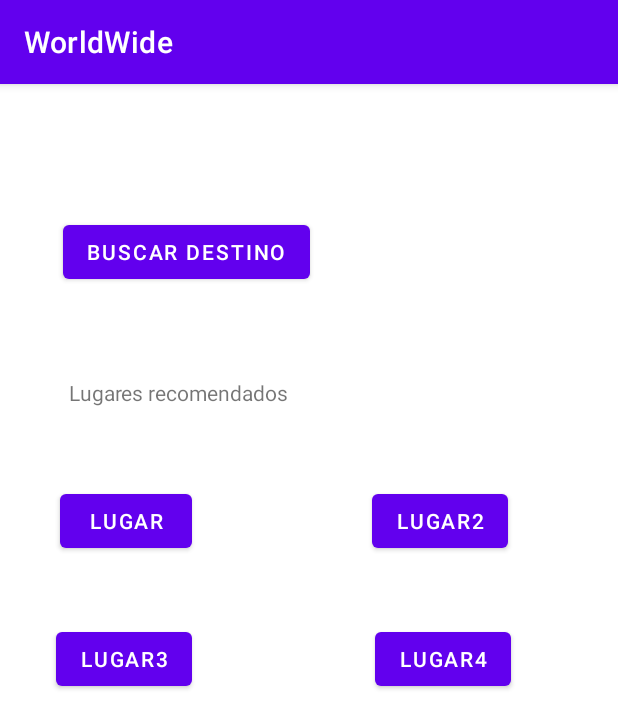
After one commit to eyderSepulveda/WorldWide, an Android app: the HomeActivity screen opened directly, with no data from a screen before it, on a phone screen of 412 x 824 dp. The commit adds this screen. Shown: the top 728 px of the screen. Run offline under Robolectric (Android 15) with nearby library versions, the phone set to English and light mode, and no system bars.

Commit message:
Integración Firebase Authentication para usuarios con correo electrónico y ontraseña, creación activity login y registro

```diff
--- a/app/build.gradle
+++ b/app/build.gradle
@@ -29,7 +29,8 @@ android {
 }
 
 dependencies {
-
+    implementation platform('com.google.firebase:firebase-bom:29.3.0')//Implem para autenticar con usuario y contraseña
+    implementation 'com.google.firebase:firebase-auth' //Implem para autenticar con usuario y contraseña
     implementation 'androidx.appcompat:appcompat:1.4.1'
     implementation 'com.google.android.material:material:1.5.0'
     implementation 'androidx.constraintlayout:constraintlayout:2.1.3'
--- /dev/null
+++ b/app/src/main/java/com/eyder/worldwide/vistas/HomeActivity.java
@@ -0,0 +1,32 @@
+package com.eyder.worldwide.vistas;
+
+import androidx.appcompat.app.AppCompatActivity;
+
+import android.content.Intent;
+import android.os.Bundle;
+import android.view.View;
+import android.widget.Button;
+
+import com.eyder.worldwide.R;
+
+public class HomeActivity extends AppCompatActivity {
+
+    Button buscarDestino;
+
+
+    @Override
+    protected void onCreate(Bundle savedInstanceState) {
+        super.onCreate(savedInstanceState);
+        setContentView(R.layout.activity_home);
+
+        buscarDestino = findViewById(R.id.btnBuscarDestino);
+
+        buscarDestino.setOnClickListener(view -> irContinente());
+    }
+
+    private void irContinente(){
+        Intent i = new Intent(this, ContinenteActivity.class);
+        startActivity(i);
+    }
+
+}
--- /dev/null
+++ b/app/src/main/res/layout/activity_home.xml
@@ -0,0 +1,76 @@
+<?xml version="1.0" encoding="utf-8"?>
+<androidx.constraintlayout.widget.ConstraintLayout xmlns:android="http://schemas.android.com/apk/res/android"
+    xmlns:app="http://schemas.android.com/apk/res-auto"
+    xmlns:tools="http://schemas.android.com/tools"
+    android:layout_width="match_parent"
+    android:layout_height="match_parent"
+    tools:context=".vistas.HomeActivity">
+
+    <Button
+        android:id="@+id/btnBuscarDestino"
+        android:layout_width="wrap_content"
+        android:layout_height="wrap_content"
+        android:text="@string/buttonBuscarDestino"
+        app:layout_constraintBottom_toBottomOf="parent"
+        app:layout_constraintEnd_toEndOf="parent"
+        app:layout_constraintHorizontal_bias="0.17"
+        app:layout_constraintStart_toStartOf="parent"
+        app:layout_constraintTop_toTopOf="parent"
+        app:layout_constraintVertical_bias="0.122" />
+
+    <TextView
+        android:id="@+id/textViewRecomendado"
+        android:layout_width="wrap_content"
+        android:layout_height="wrap_content"
+        android:layout_marginStart="4dp"
+        android:layout_marginTop="60dp"
+        android:text="@string/LugarRecomendado"
+        app:layout_constraintStart_toStartOf="@+id/btnBuscarDestino"
+        app:layout_constraintTop_toBottomOf="@+id/btnBuscarDestino" />
+
+    <Button
+        android:id="@+id/btnRecomendado1"
+        android:layout_width="wrap_content"
+        android:layout_height="wrap_content"
+        android:layout_marginStart="40dp"
+        android:layout_marginTop="52dp"
+        android:text="@string/btnRecomendar1"
+        app:layout_constraintStart_toStartOf="parent"
+        app:layout_constraintTop_toBottomOf="@+id/textViewRecomendado"
+        tools:ignore="DuplicateSpeakableTextCheck" />
+
+    <Button
+        android:id="@+id/btnRecomendado2"
+        android:layout_width="wrap_content"
+        android:layout_height="wrap_content"
+        android:layout_marginStart="120dp"
+        android:text="@string/btnRecomendar2"
+        app:layout_constraintBottom_toBottomOf="@+id/btnRecomendado1"
+        app:layout_constraintEnd_toEndOf="parent"
+        app:layout_constraintHorizontal_bias="0.0"
+        app:layout_constraintStart_toEndOf="@+id/btnRecomendado1" />
+
+    <Button
+        android:id="@+id/btnRecomendado3"
+        android:layout_width="wrap_content"
+        android:layout_height="wrap_content"
+        android:layout_marginStart="52dp"
+        android:layout_marginTop="44dp"
+        android:text="@string/btnRecomendar3"
+        app:layout_constraintEnd_toEndOf="@+id/btnRecomendado1"
+        app:layout_constraintHorizontal_bias="1.0"
+        app:layout_constraintStart_toStartOf="parent"
+        app:layout_constraintTop_toBottomOf="@+id/btnRecomendado1" />
+
+    <Button
+        android:id="@+id/btnRecomendado4"
+        android:layout_width="wrap_content"
+        android:layout_height="wrap_content"
+        android:layout_marginStart="124dp"
+        android:text="@string/btnRecomendar4"
+        app:layout_constraintBottom_toBottomOf="@+id/btnRecomendado3"
+        app:layout_constraintEnd_toEndOf="@+id/btnRecomendado2"
+        app:layout_constraintStart_toEndOf="@+id/btnRecomendado3" />
+
+
+</androidx.constraintlayout.widget.ConstraintLayout>
--- a/app/src/main/res/values/strings.xml
+++ b/app/src/main/res/values/strings.xml
@@ -1,3 +1,27 @@
 <resources>
     <string name="app_name">WorldWide</string>
+    <string name="IniciarSesion">Inicia sesión o registrate</string>
+    <string name="Registrarse">Registrarse</string>
+    <string name="btnIniciarSesion">Iniciar Sesión</string>
+    <string name="btnIniciarGoogle">Google</string>
+    <string name="correoElectronico">Correo electronico</string>
+    <string name="btnRegistro">Registrarse</string>
+    <string name="usuario">Usuario</string>
+    <string name="contrasenia">Contraseña</string>
+    <string name="buttonRegistrar">Registrarse</string>
+    <string name="buttonBuscarDestino">Buscar destino</string>
+    <string name="LugarRecomendado">Lugares recomendados</string>
+    <string name="btnRecomendar1">Lugar</string>
+    <string name="btnRecomendar2">Lugar2</string>
+    <string name="btnRecomendar3">Lugar3</string>
+    <string name="btnRecomendar4">Lugar4</string>
+    <string name="textEligeContinente">Elige el continente:</string>
+    <string name="btnRegistrarse">Registrarse</string>
+    <string name="buttonAfrica">África</string>
+    <string name="buttonAmerica">América</string>
+    <string name="buttonAsia">Asia</string>
+    <string name="buttonEuropa">Europa</string>
+    <string name="buttonOceania">Oceanía</string>
+    <string name="textviewElige">Elige el continente:</string>
+
 </resources>
```
Also changed, not shown: app/src/main/AndroidManifest.xml (+15 -0 lines), app/src/main/java/com/eyder/worldwide/db/ConexionBd.java (+13 -0 lines), app/src/main/java/com/eyder/worldwide/vistas/ContinenteActivity.java (added, +16 -0 lines), app/src/main/java/com/eyder/worldwide/vistas/IniciarSesionRegistroActivity.java (added, +88 -0 lines), app/src/main/java/com/eyder/worldwide/vistas/MainActivity.java (+8 -0 lines), app/src/main/java/com/eyder/worldwide/vistas/RegistroActivity.java (added, +100 -0 lines), app/src/main/res/layout/activity_continente.xml (added, +56 -0 lines), app/src/main/res/layout/activity_iniciar_sesion.xml (added, +60 -0 lines), app/src/main/res/layout/activity_main.xml (+27 -7 lines), app/src/main/res/layout/activity_registro.xml (added, +58 -0 lines).
